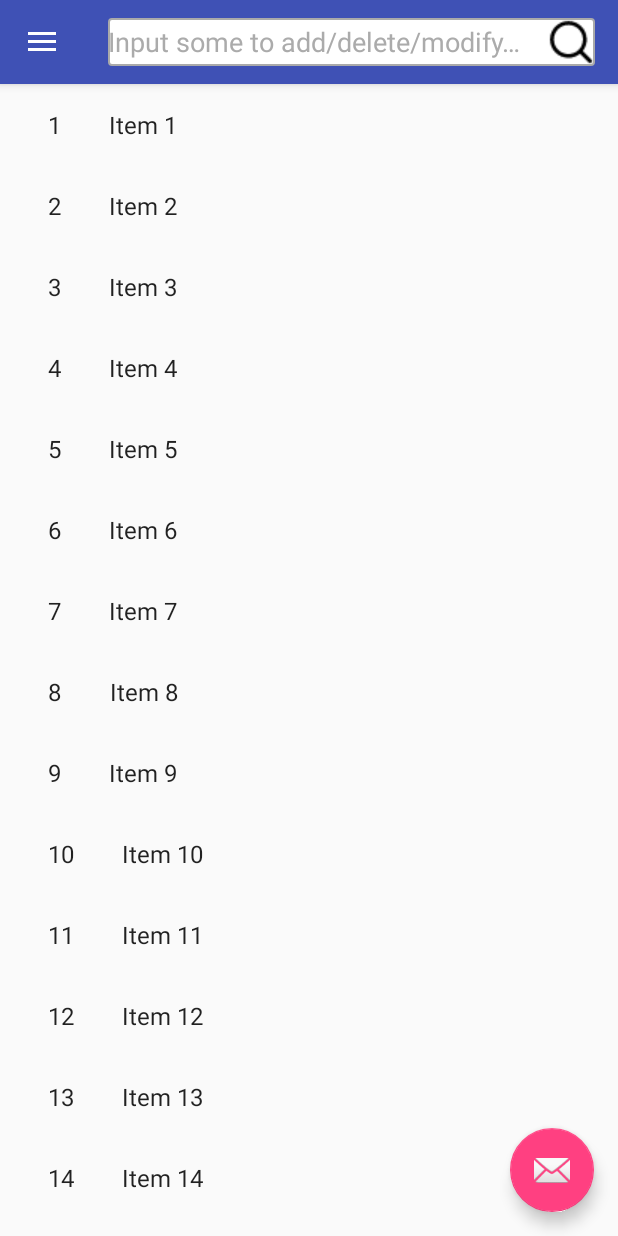
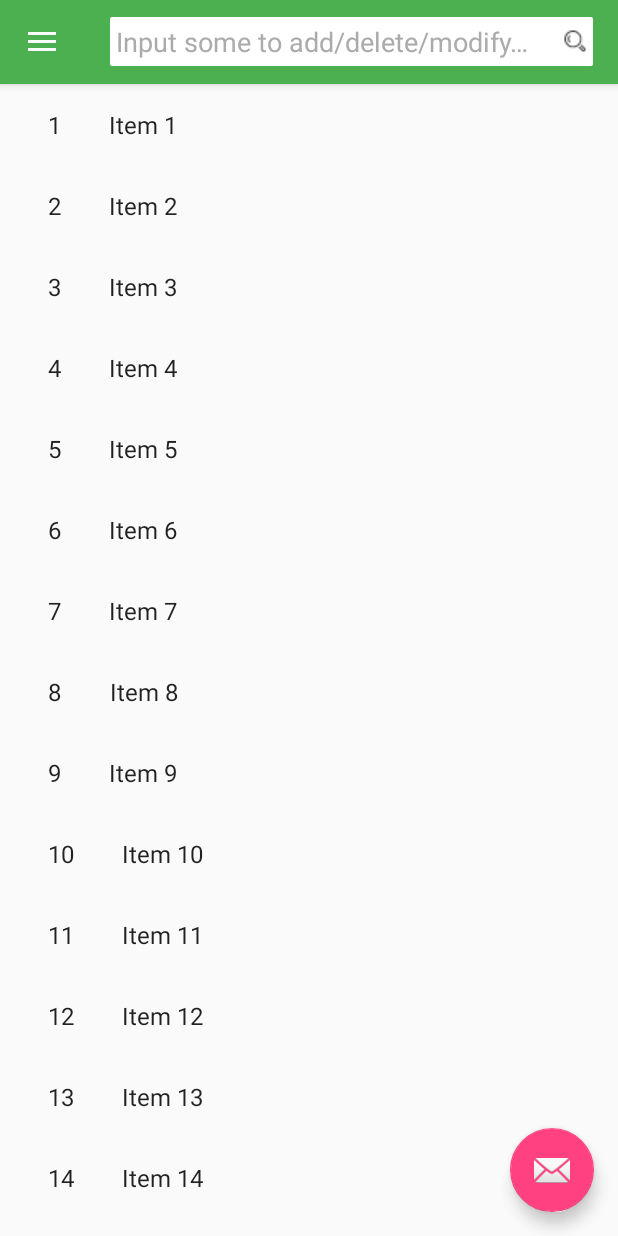
Before and after one commit to amaral0214/ContentProviderDemo, an Android app: the screen it shows after launch (ItemListActivity), in the side drawer, after a tap on "Tools", on a phone screen of 412 x 824 dp. Run offline under Robolectric (Android 15) with nearby library versions, the phone set to English and light mode, and no system bars.

Commit message:
20170303

```diff
--- a/app/src/main/java/com/example/contentproviderdemo/ItemListActivity.java
+++ b/app/src/main/java/com/example/contentproviderdemo/ItemListActivity.java
@@ -51,17 +51,18 @@ public class ItemListActivity extends AppCompatActivity implements NavigationVie
      */
     private boolean mTwoPane;
     private NavigationView navigationView;
+    private RecyclerView recyclerView;
 
     @Override
     protected void onCreate(Bundle savedInstanceState) {
         super.onCreate(savedInstanceState);
         setContentView(R.layout.activity_main);
 
-        View recyclerView = findViewById(R.id.item_list);
+        recyclerView = (RecyclerView) findViewById(R.id.item_list);
         EditText customEditText = (EditText) findViewById(R.id.custom_edit_text);
-        assert recyclerView != null;
-        setupRecyclerView((RecyclerView) recyclerView);
-//        setHeaderAndFooter((RecyclerView) recyclerView);
+
+        setupRecyclerView();
+//        setHeaderAndFooter();
         setSearchBar(customEditText);
         setNavigationView();
 
@@ -74,11 +75,11 @@ public class ItemListActivity extends AppCompatActivity implements NavigationVie
         }
     }
 
-    private void setupRecyclerView(@NonNull RecyclerView recyclerView) {
+    private void setupRecyclerView() {
         recyclerView.setAdapter(new SimpleItemRecyclerViewAdapter(DummyContent.ITEMS));
     }
 
-    private void setHeaderAndFooter(@NonNull RecyclerView recyclerView) {
+    private void setHeaderAndFooter() {
 /*        EditText editText = new EditText(this);
         editText.setLayoutParams(
                 new LinearLayoutCompat.LayoutParams(ViewGroup.LayoutParams.MATCH_PARENT, ViewGroup.LayoutParams.WRAP_CONTENT));
@@ -174,13 +175,13 @@ public class ItemListActivity extends AppCompatActivity implements NavigationVie
         // Handle navigation view item clicks here.
         int id = item.getItemId();
 
-        if (id == R.id.nav_camera) {
-            // Handle the camera action
+        if (id == R.id.nav_dict) {
+
+        } else if (id == R.id.nav_account) {
+
         } else if (id == R.id.nav_gallery) {
 
-        } else if (id == R.id.nav_slideshow) {
-
-        } else if (id == R.id.nav_manage) {
+        } else if (id == R.id.nav_music) {
 
         } else if (id == R.id.nav_share) {
 
--- a/app/src/main/res/drawable/edit_normal.xml
+++ b/app/src/main/res/drawable/edit_normal.xml
@@ -3,7 +3,7 @@
     android:shape="rectangle">
     <stroke
         android:width="1dp"
-        android:color="#aaaaaa" />
+        android:color="?attr/colorPrimary" />
     <corners android:radius="2dp" />
     <solid android:color="#ffffff" />
     <size
--- a/app/src/main/res/drawable/edit_pressed.xml
+++ b/app/src/main/res/drawable/edit_pressed.xml
@@ -3,7 +3,7 @@
     android:shape="rectangle">
     <stroke
         android:width="1dp"
-        android:color="#1c86ee" />
+        android:color="?attr/colorPrimaryDark" />
     <corners android:radius="2dp" />
     <solid android:color="#ffffff" />
     <size
--- /dev/null
+++ b/app/src/main/res/drawable/ic_menu_account.xml
@@ -0,0 +1,9 @@
+<vector xmlns:android="http://schemas.android.com/apk/res/android"
+        android:width="24dp"
+        android:height="24dp"
+        android:viewportWidth="24.0"
+        android:viewportHeight="24.0">
+    <path
+        android:fillColor="#FF000000"
+        android:pathData="M12,2C6.48,2 2,6.48 2,12s4.48,10 10,10 10,-4.48 10,-10S17.52,2 12,2zM12,5c1.66,0 3,1.34 3,3s-1.34,3 -3,3 -3,-1.34 -3,-3 1.34,-3 3,-3zM12,19.2c-2.5,0 -4.71,-1.28 -6,-3.22 0.03,-1.99 4,-3.08 6,-3.08 1.99,0 5.97,1.09 6,3.08 -1.29,1.94 -3.5,3.22 -6,3.22z"/>
+</vector>
--- /dev/null
+++ b/app/src/main/res/drawable/ic_menu_dict.xml
@@ -0,0 +1,9 @@
+<vector xmlns:android="http://schemas.android.com/apk/res/android"
+        android:width="24dp"
+        android:height="24dp"
+        android:viewportWidth="24.0"
+        android:viewportHeight="24.0">
+    <path
+        android:fillColor="#FF000000"
+        android:pathData="M17,10L7,10v2h10v-2zM19,3h-1L18,1h-2v2L8,3L8,1L6,1v2L5,3c-1.11,0 -1.99,0.9 -1.99,2L3,19c0,1.1 0.89,2 2,2h14c1.1,0 2,-0.9 2,-2L21,5c0,-1.1 -0.9,-2 -2,-2zM19,19L5,19L5,8h14v11zM14,14L7,14v2h7v-2z"/>
+</vector>
--- /dev/null
+++ b/app/src/main/res/drawable/ic_menu_music.xml
@@ -0,0 +1,9 @@
+<vector xmlns:android="http://schemas.android.com/apk/res/android"
+        android:width="24dp"
+        android:height="24dp"
+        android:viewportWidth="24.0"
+        android:viewportHeight="24.0">
+    <path
+        android:fillColor="#FF000000"
+        android:pathData="M21,3L3,3c-1.1,0 -2,0.9 -2,2v14c0,1.1 0.9,2 2,2h18c1.1,0 2,-0.9 2,-2L23,5c0,-1.1 -0.9,-2 -2,-2zM21,19L3,19L3,5h18v14zM8,15c0,-1.66 1.34,-3 3,-3 0.35,0 0.69,0.07 1,0.18L12,6h5v2h-3v7.03c-0.02,1.64 -1.35,2.97 -3,2.97 -1.66,0 -3,-1.34 -3,-3z"/>
+</vector>
--- a/app/src/main/res/layout/custom_edit_text_layout.xml
+++ b/app/src/main/res/layout/custom_edit_text_layout.xml
@@ -2,12 +2,12 @@
 <LinearLayout xmlns:android="http://schemas.android.com/apk/res/android"
     android:layout_width="match_parent"
     android:layout_height="?attr/actionBarSize"
-    android:layout_marginEnd="15dp"
     android:baselineAligned="false"
     android:focusable="true"
     android:focusableInTouchMode="true"
     android:gravity="center_vertical"
-    android:orientation="vertical">
+    android:orientation="vertical"
+    android:paddingEnd="15dp">
 
     <EditText
         android:id="@+id/custom_edit_text"
@@ -15,10 +15,13 @@
         android:layout_width="match_parent"
         android:layout_height="wrap_content"
         android:drawableEnd="@drawable/find"
+        android:drawablePadding="10dp"
+        android:ellipsize="end"
         android:hint="@string/edit_text_hint"
         android:imeOptions="actionDone"
         android:inputType="text"
         android:maxLines="1"
+        android:padding="5dp"
         android:textColor="#333333"
         android:textColorHint="#ababab" />
 </LinearLayout>
--- a/app/src/main/res/menu/activity_main_drawer.xml
+++ b/app/src/main/res/menu/activity_main_drawer.xml
@@ -3,22 +3,21 @@
 
     <group android:checkableBehavior="single">
         <item
-            android:id="@+id/nav_camera"
-
-            android:icon="@drawable/ic_menu_camera"
-            android:title="Import" />
+            android:id="@+id/nav_dict"
+            android:checked="true"
+            android:icon="@drawable/ic_menu_dict"
+            android:title="Dictionary" />
+        <item
+            android:id="@+id/nav_account"
+            android:icon="@drawable/ic_menu_account"
+            android:title="Account" />
         <item
             android:id="@+id/nav_gallery"
-            android:checked="true"
             android:icon="@drawable/ic_menu_gallery"
             android:title="Gallery" />
         <item
-            android:id="@+id/nav_slideshow"
-            android:icon="@drawable/ic_menu_slideshow"
-            android:title="Slideshow" />
-        <item
-            android:id="@+id/nav_manage"
-            android:icon="@drawable/ic_menu_manage"
+            android:id="@+id/nav_music"
+            android:icon="@drawable/ic_menu_music"
             android:title="Tools" />
 
 
--- a/app/src/main/res/values/styles.xml
+++ b/app/src/main/res/values/styles.xml
@@ -3,8 +3,10 @@
     <!-- Base application theme. -->
     <style name="AppTheme" parent="Theme.AppCompat.Light.DarkActionBar">
         <!-- Customize your theme here. -->
-        <item name="colorPrimary">@color/colorPrimary</item>
-        <item name="colorPrimaryDark">@color/colorPrimaryDark</item>
+        <!--<item name="colorPrimary">@color/colorPrimary</item>
+        <item name="colorPrimaryDark">@color/colorPrimaryDark</item>-->
+        <item name="colorPrimary">#4CAF50</item>
+        <item name="colorPrimaryDark">#2E7D32</item>
         <item name="colorAccent">@color/colorAccent</item>
     </style>
 
```
Also changed, not shown: app/src/main/res/drawable/find.png.
